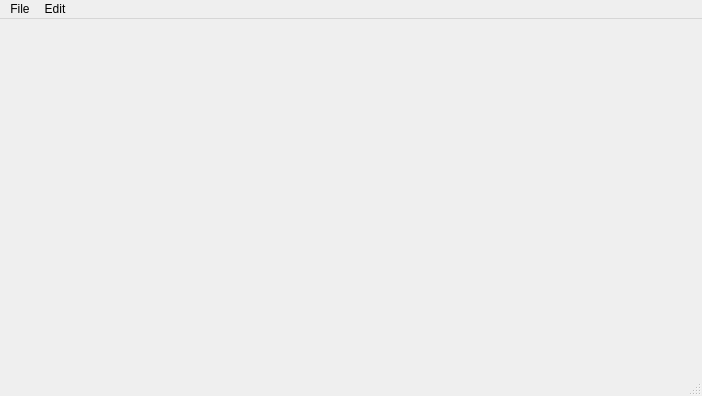
The window that mainwindow.ui (QueerDeer/qt-ditherer) describes before a commit, drawn with Qt 5.
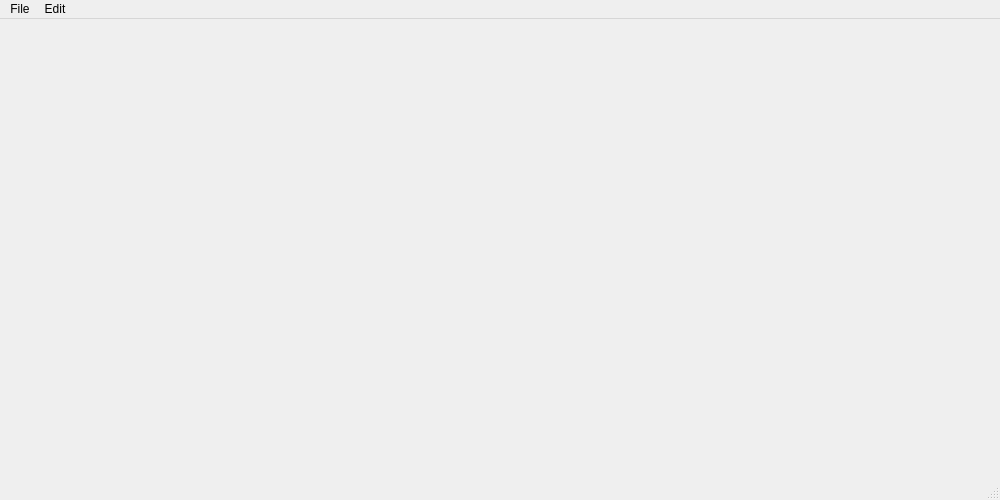
The same window after the commit.

Commit message: lil redesign of code and interface, add upscaling

```diff
--- a/mainwindow.ui
+++ b/mainwindow.ui
@@ -6,8 +6,8 @@
    <rect>
     <x>0</x>
     <y>0</y>
-    <width>702</width>
-    <height>396</height>
+    <width>1000</width>
+    <height>500</height>
    </rect>
   </property>
   <property name="windowTitle">
@@ -19,8 +19,8 @@
      <rect>
       <x>0</x>
       <y>0</y>
-      <width>701</width>
-      <height>351</height>
+      <width>1001</width>
+      <height>471</height>
      </rect>
     </property>
     <layout class="QHBoxLayout" name="horizontalLayout_2">
@@ -43,12 +43,13 @@
    <zorder>label_2</zorder>
    <zorder>horizontalLayoutWidget</zorder>
   </widget>
+  <widget class="QStatusBar" name="statusBar"/>
   <widget class="QMenuBar" name="menuBar">
    <property name="geometry">
     <rect>
      <x>0</x>
      <y>0</y>
-     <width>702</width>
+     <width>1000</width>
      <height>22</height>
     </rect>
    </property>
@@ -68,7 +69,6 @@
    <addaction name="menuRGBtoGrayScale"/>
    <addaction name="menuEdit"/>
   </widget>
-  <widget class="QStatusBar" name="statusBar"/>
   <action name="actionOpen">
    <property name="text">
     <string>Open</string>
```
Left out of the diff: 10 changed lines with no effect on the pictures. The commit also changes 6 other files.
